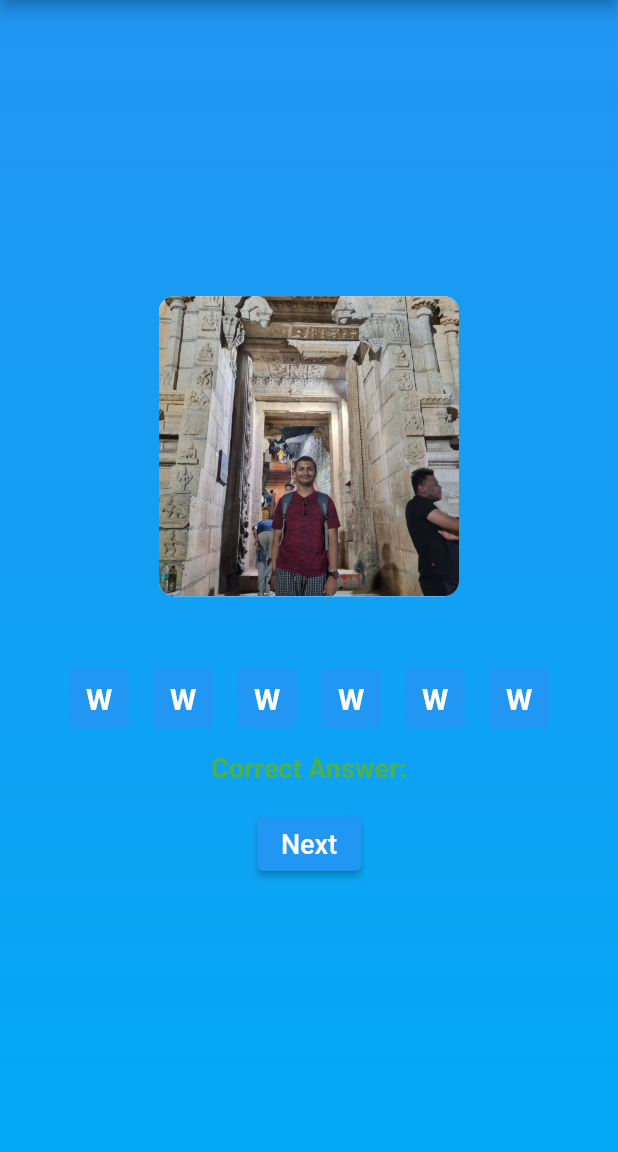
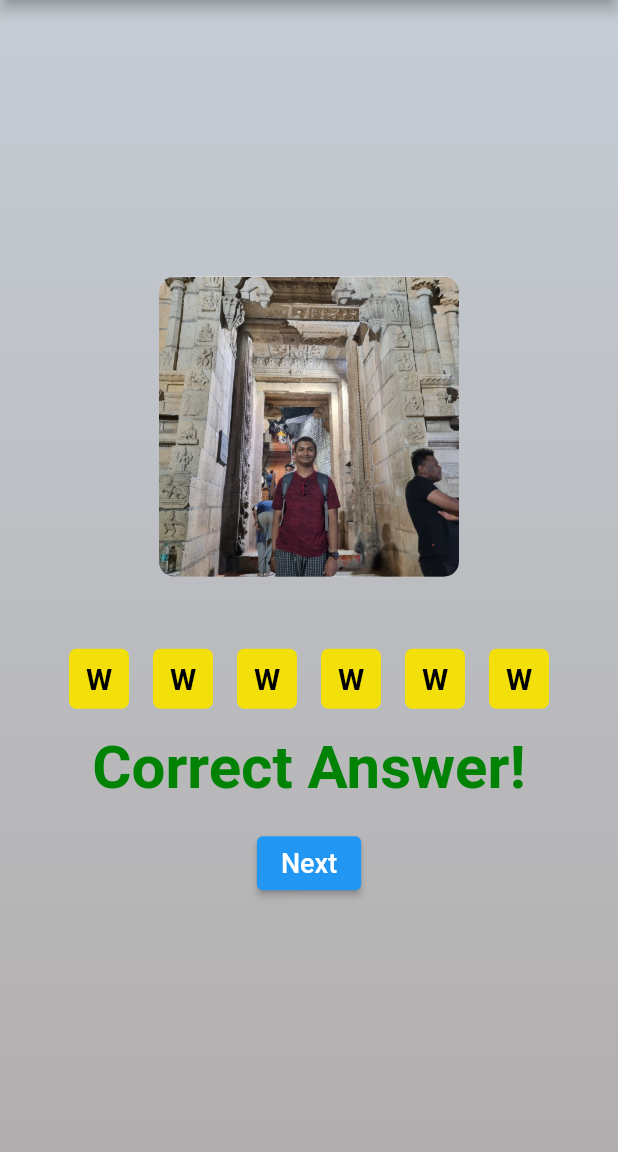
Before and after one commit to arpitguptagithub/IISER-Project-, a Flutter app: the GuessTheImagePage screen opened directly with empty values, on a phone screen of 412 x 824 dp, the part 84-1236 px from its top. Run offline on Flutter 3.47's test engine with Material 2 defaults, Android fonts, the light colour scheme and no system bars; missing offline and left inert: crossword.

Commit message:
Hint not working and theme updated

```diff
--- a/Buttons/lib/screens/level5.dart
+++ b/Buttons/lib/screens/level5.dart
@@ -206,7 +206,7 @@ class _GuessTheImagePageState extends State<GuessTheImagePage> {
         width: 40.0,
         height: 40.0,
         decoration: BoxDecoration(
-          color: Colors.blue,
+          color: Color.fromARGB(255, 243, 224, 11),
           borderRadius: BorderRadius.circular(5.0),
         ),
         child: Center(
@@ -215,7 +215,7 @@ class _GuessTheImagePageState extends State<GuessTheImagePage> {
             style: TextStyle(
               fontSize: 20.0,
               fontWeight: FontWeight.bold,
-              color: Colors.white,
+              color: Color.fromARGB(255, 0, 0, 0),
             ),
           ),
         ),
@@ -231,7 +231,7 @@ class _GuessTheImagePageState extends State<GuessTheImagePage> {
           width: 40.0,
           height: 40.0,
           decoration: BoxDecoration(
-            color: Colors.blue,
+            color: Color.fromARGB(255, 243, 100, 33),
             borderRadius: BorderRadius.circular(5.0),
           ),
           child: Center(
@@ -299,7 +299,8 @@ class _GuessTheImagePageState extends State<GuessTheImagePage> {
       body: Container(
         decoration: BoxDecoration(
           gradient: LinearGradient(
-            colors: [Colors.blue, Colors.lightBlue],
+            colors: [Color.fromARGB(255, 197, 205, 213),
+              Color.fromARGB(255, 178, 174, 174)],
             begin: Alignment.topCenter,
             end: Alignment.bottomCenter,
           ),
@@ -332,11 +333,11 @@ class _GuessTheImagePageState extends State<GuessTheImagePage> {
               SizedBox(height: 16.0),
               if (isAnswerCorrect())
                 Text(
-                  'Correct Answer:', //$widget.wordsToGuess,
+                  'Correct Answer!', //$widget.wordsToGuess,
                   style: TextStyle(
-                    fontSize: 18.0,
+                    fontSize: 40.0,
                     fontWeight: FontWeight.bold,
-                    color: Colors.green,
+                    color: const Color.fromARGB(255, 0, 131, 4),
                   ),
                 ),
               SizedBox(height: 16.0),
```
